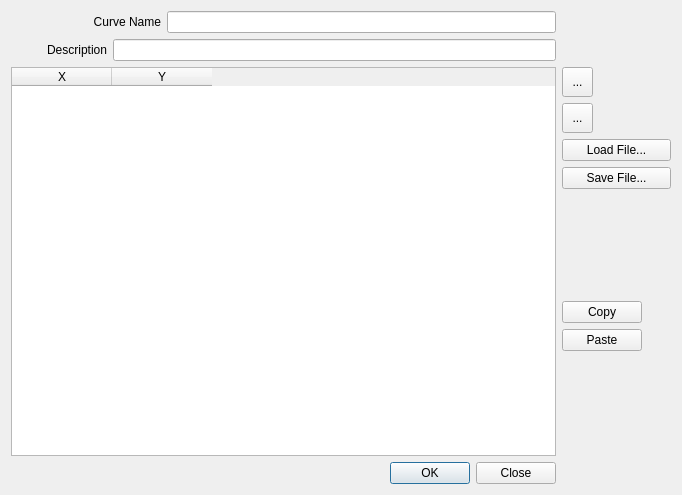
This is flo2d/ui/xy_curve_editor.ui in FLO-2DSoftware/qgis-flo-2d-plugin as Qt 5 draws it before an edit. The edited form follows.
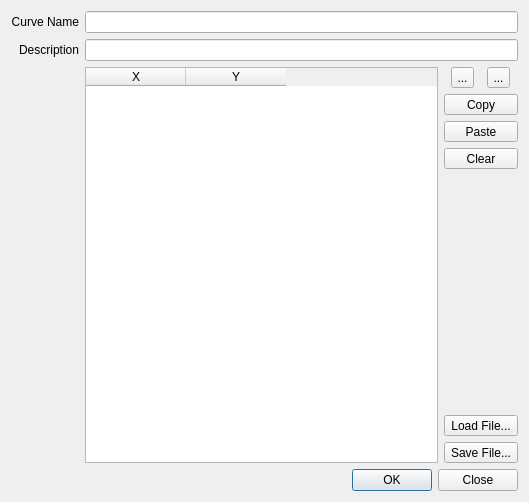
This is the edited form. Icons and pictures are not drawn.

Commit message:
Sd table widgets (#1322)
* Baseline pattern done

* External Inflow done

* Adjusted the ctrl c and ctrl v to the pattern

* Tidal Curve done

* Time series outfall and small fixes

* Small changes on the ui

* Fixed a bug of not addding correctly the data pasted.

* Fix the data type in each table column

* Fix the data types

```diff
--- a/flo2d/ui/xy_curve_editor.ui
+++ b/flo2d/ui/xy_curve_editor.ui
@@ -9,8 +9,8 @@
    <rect>
     <x>0</x>
     <y>0</y>
-    <width>682</width>
-    <height>495</height>
+    <width>529</width>
+    <height>502</height>
    </rect>
   </property>
   <property name="sizePolicy">
@@ -39,100 +39,28 @@
   </property>
   <layout class="QGridLayout" name="gridLayout">
    <item row="0" column="0">
-    <layout class="QHBoxLayout" name="horizontalLayout_2">
+    <layout class="QGridLayout" name="gridLayout_2">
      <property name="sizeConstraint">
       <enum>QLayout::SetMinimumSize</enum>
      </property>
-     <item>
-      <widget class="QLabel" name="label_2">
-       <property name="sizePolicy">
-        <sizepolicy hsizetype="Fixed" vsizetype="Fixed">
-         <horstretch>0</horstretch>
-         <verstretch>0</verstretch>
-        </sizepolicy>
-       </property>
-       <property name="minimumSize">
-        <size>
-         <width>150</width>
-         <height>19</height>
-        </size>
-       </property>
-       <property name="maximumSize">
-        <size>
-         <width>150</width>
-         <height>19</height>
-        </size>
-       </property>
-       <property name="font">
-        <font>
-         <family>Microsoft Sans Serif</family>
-         <italic>false</italic>
-        </font>
-       </property>
-       <property name="text">
-        <string>Curve Name</string>
-       </property>
-       <property name="alignment">
-        <set>Qt::AlignRight|Qt::AlignTrailing|Qt::AlignVCenter</set>
-       </property>
-       <property name="buddy">
-        <cstring>name_le</cstring>
-       </property>
-      </widget>
-     </item>
-     <item>
-      <widget class="QLineEdit" name="name_le">
-       <property name="enabled">
-        <bool>true</bool>
-       </property>
-       <property name="sizePolicy">
-        <sizepolicy hsizetype="Expanding" vsizetype="Fixed">
-         <horstretch>0</horstretch>
-         <verstretch>0</verstretch>
-        </sizepolicy>
-       </property>
-       <property name="minimumSize">
-        <size>
-         <width>300</width>
-         <height>22</height>
-        </size>
-       </property>
-       <property name="maximumSize">
-        <size>
-         <width>16777215</width>
-         <height>22</height>
-        </size>
-       </property>
-       <property name="clearButtonEnabled">
-        <bool>true</bool>
-       </property>
-      </widget>
-     </item>
-    </layout>
-   </item>
-   <item row="1" column="0">
-    <layout class="QHBoxLayout" name="horizontalLayout_3">
-     <property name="sizeConstraint">
-      <enum>QLayout::SetMinimumSize</enum>
-     </property>
-     <item>
+     <item row="1" column="0">
       <widget class="QLabel" name="label_3">
        <property name="sizePolicy">
-        <sizepolicy hsizetype="Minimum" vsizetype="Fixed">
+        <sizepolicy hsizetype="Preferred" vsizetype="Fixed">
          <horstretch>0</horstretch>
          <verstretch>0</verstretch>
         </sizepolicy>
        </property>
        <property name="minimumSize">
         <size>
-         <width>96</width>
-         <height>19</height>
+         <width>0</width>
+         <height>0</height>
         </size>
        </property>
        <property name="maximumSize">
         <size>
-         <width>96</width>
-         <height>19</height>
+         <width>16777215</width>
+         <height>16777215</height>
         </size>
        </property>
        <property name="font">
@@ -152,13 +80,39 @@
        </property>
       </widget>
      </item>
-     <item>
+     <item row="6" column="2" colspan="3">
+      <spacer name="verticalSpacer">
+       <property name="orientation">
+        <enum>Qt::Vertical</enum>
+       </property>
+       <property name="sizeHint" stdset="0">
+        <size>
+         <width>20</width>
+         <height>40</height>
+        </size>
+       </property>
+      </spacer>
+     </item>
+     <item row="3" column="2" colspan="3">
+      <widget class="QToolButton" name="copy_btn">
+       <property name="sizePolicy">
+        <sizepolicy hsizetype="Preferred" vsizetype="Fixed">
+         <horstretch>0</horstretch>
+         <verstretch>0</verstretch>
+        </sizepolicy>
+       </property>
+       <property name="text">
+        <string>Copy</string>
+       </property>
+      </widget>
+     </item>
+     <item row="1" column="1" colspan="4">
       <widget class="QLineEdit" name="description_le">
        <property name="enabled">
         <bool>true</bool>
        </property>
        <property name="sizePolicy">
-        <sizepolicy hsizetype="Expanding" vsizetype="Fixed">
+        <sizepolicy hsizetype="Preferred" vsizetype="Fixed">
          <horstretch>0</horstretch>
          <verstretch>0</verstretch>
         </sizepolicy>
@@ -180,169 +134,111 @@
        </property>
       </widget>
      </item>
-    </layout>
-   </item>
-   <item row="2" column="0">
-    <widget class="QTableWidget" name="curve_tblw">
-     <property name="sizePolicy">
-      <sizepolicy hsizetype="MinimumExpanding" vsizetype="Expanding">
-       <horstretch>0</horstretch>
-       <verstretch>0</verstretch>
-      </sizepolicy>
-     </property>
-     <property name="minimumSize">
-      <size>
-       <width>305</width>
-       <height>0</height>
-      </size>
-     </property>
-     <property name="inputMethodHints">
-      <set>Qt::ImhNone</set>
-     </property>
-     <property name="editTriggers">
-      <set>QAbstractItemView::AllEditTriggers</set>
-     </property>
-     <property name="alternatingRowColors">
-      <bool>false</bool>
-     </property>
-     <property name="selectionMode">
-      <enum>QAbstractItemView::ContiguousSelection</enum>
-     </property>
-     <property name="selectionBehavior">
-      <enum>QAbstractItemView::SelectRows</enum>
-     </property>
-     <property name="sortingEnabled">
-      <bool>false</bool>
-     </property>
-     <property name="rowCount">
-      <number>0</number>
-     </property>
-     <column>
-      <property name="text">
-       <string>X</string>
-      </property>
-     </column>
-     <column>
-      <property name="text">
-       <string>Y</string>
-      </property>
-     </column>
-    </widget>
-   </item>
-   <item row="2" column="1">
-    <layout class="QVBoxLayout" name="verticalLayout">
-     <item>
-      <widget class="QToolButton" name="add_data_btn">
-       <property name="minimumSize">
-        <size>
-         <width>31</width>
-         <height>30</height>
-        </size>
+     <item row="7" column="2" colspan="3">
+      <widget class="QToolButton" name="load_curve_btn">
+       <property name="sizePolicy">
+        <sizepolicy hsizetype="Preferred" vsizetype="Fixed">
+         <horstretch>0</horstretch>
+         <verstretch>0</verstretch>
+        </sizepolicy>
        </property>
-       <property name="maximumSize">
-        <size>
-         <width>31</width>
-         <height>30</height>
-        </size>
-       </property>
-       <property name="toolTip">
-        <string>Add row</string>
-       </property>
-       <property name="text">
-        <string>...</string>
-       </property>
-       <property name="icon">
-        <iconset>
-         <normaloff>../../../../../../.designer/img/mActionCapturePolygon.svg</normaloff>../../../../../../.designer/img/mActionCapturePolygon.svg</iconset>
-       </property>
-       <property name="iconSize">
-        <size>
-         <width>24</width>
-         <height>24</height>
-        </size>
-       </property>
-      </widget>
-     </item>
-     <item>
-      <widget class="QToolButton" name="delete_data_btn">
-       <property name="minimumSize">
-        <size>
-         <width>31</width>
-         <height>30</height>
-        </size>
-       </property>
-       <property name="maximumSize">
-        <size>
-         <width>31</width>
-         <height>30</height>
-        </size>
-       </property>
-       <property name="toolTip">
-        <string>Delete row</string>
-       </property>
-       <property name="text">
-        <string>...</string>
-       </property>
-       <property name="icon">
-        <iconset>
-         <normaloff>../../../../../../.designer/img/mActionCapturePolygon.svg</normaloff>../../../../../../.designer/img/mActionCapturePolygon.svg</iconset>
-       </property>
-       <property name="iconSize">
-        <size>
-         <width>24</width>
-         <height>24</height>
-        </size>
-       </property>
-      </widget>
-     </item>
-     <item>
-      <widget class="QPushButton" name="load_curve_btn">
        <property name="text">
         <string>Load File...</string>
        </property>
       </widget>
      </item>
-     <item>
-      <widget class="QPushButton" name="save_curve_btn">
+     <item row="0" column="1" colspan="4">
+      <widget class="QLineEdit" name="name_le">
+       <property name="enabled">
+        <bool>true</bool>
+       </property>
+       <property name="sizePolicy">
+        <sizepolicy hsizetype="Preferred" vsizetype="Fixed">
+         <horstretch>0</horstretch>
+         <verstretch>0</verstretch>
+        </sizepolicy>
+       </property>
+       <property name="minimumSize">
+        <size>
+         <width>300</width>
+         <height>22</height>
+        </size>
+       </property>
+       <property name="maximumSize">
+        <size>
+         <width>16777215</width>
+         <height>22</height>
+        </size>
+       </property>
+       <property name="clearButtonEnabled">
+        <bool>true</bool>
+       </property>
+      </widget>
+     </item>
+     <item row="8" column="2" colspan="3">
+      <widget class="QToolButton" name="save_curve_btn">
+       <property name="sizePolicy">
+        <sizepolicy hsizetype="Preferred" vsizetype="Fixed">
+         <horstretch>0</horstretch>
+         <verstretch>0</verstretch>
+        </sizepolicy>
+       </property>
        <property name="text">
         <string>Save File...</string>
        </property>
       </widget>
      </item>
-     <item>
-      <spacer name="verticalSpacer_6">
-       <property name="orientation">
-        <enum>Qt::Vertical</enum>
+     <item row="5" column="2" colspan="3">
+      <widget class="QToolButton" name="clear_btn">
+       <property name="sizePolicy">
+        <sizepolicy hsizetype="Preferred" vsizetype="Fixed">
+         <horstretch>0</horstretch>
+         <verstretch>0</verstretch>
+        </sizepolicy>
        </property>
-       <property name="sizeHint" stdset="0">
-        <size>
-         <width>17</width>
-         <height>70</height>
-        </size>
+       <property name="text">
+        <string>Clear</string>
        </property>
-      </spacer>
+      </widget>
      </item>
-     <item>
-      <widget class="QPushButton" name="copy_btn">
+     <item row="0" column="0">
+      <widget class="QLabel" name="label_2">
        <property name="sizePolicy">
-        <sizepolicy hsizetype="Fixed" vsizetype="Fixed">
+        <sizepolicy hsizetype="Preferred" vsizetype="Fixed">
          <horstretch>0</horstretch>
          <verstretch>0</verstretch>
         </sizepolicy>
        </property>
+       <property name="minimumSize">
+        <size>
+         <width>0</width>
+         <height>0</height>
+        </size>
+       </property>
+       <property name="maximumSize">
+        <size>
+         <width>16777215</width>
+         <height>16777215</height>
+        </size>
+       </property>
+       <property name="font">
+        <font>
+         <family>Microsoft Sans Serif</family>
+         <italic>false</italic>
+        </font>
+       </property>
        <property name="text">
-        <string>Copy</string>
+        <string>Curve Name</string>
        </property>
-       <property name="icon">
-        <iconset>
-         <normaloff>../img/copy.svg</normaloff>../img/copy.svg</iconset>
+       <property name="alignment">
+        <set>Qt::AlignRight|Qt::AlignTrailing|Qt::AlignVCenter</set>
        </property>
       </widget>
      </item>
-     <item>
-      <widget class="QPushButton" name="paste_btn">
+     <item row="4" column="2" colspan="3">
+      <widget class="QToolButton" name="paste_btn">
        <property name="sizePolicy">
-        <sizepolicy hsizetype="Fixed" vsizetype="Fixed">
+        <sizepolicy hsizetype="Preferred" vsizetype="Fixed">
          <horstretch>0</horstretch>
          <verstretch>0</verstretch>
         </sizepolicy>
@@ -350,37 +246,160 @@
        <property name="text">
         <string>Paste</string>
        </property>
-       <property name="icon">
-        <iconset>
-         <normaloff>../img/paste.svg</normaloff>../img/paste.svg</iconset>
+      </widget>
+     </item>
+     <item row="2" column="2" colspan="3">
+      <layout class="QGridLayout" name="gridLayout_3">
+       <item row="0" column="0">
+        <widget class="QToolButton" name="add_data_btn">
+         <property name="sizePolicy">
+          <sizepolicy hsizetype="Preferred" vsizetype="Fixed">
+           <horstretch>0</horstretch>
+           <verstretch>0</verstretch>
+          </sizepolicy>
+         </property>
+         <property name="minimumSize">
+          <size>
+           <width>0</width>
+           <height>0</height>
+          </size>
+         </property>
+         <property name="maximumSize">
+          <size>
+           <width>23</width>
+           <height>23</height>
+          </size>
+         </property>
+         <property name="toolTip">
+          <string>Add row</string>
+         </property>
+         <property name="text">
+          <string>...</string>
+         </property>
+         <property name="icon">
+          <iconset>
+           <normaloff>../../../../../../.designer/img/mActionCapturePolygon.svg</normaloff>../../../../../../.designer/img/mActionCapturePolygon.svg</iconset>
+         </property>
+         <property name="iconSize">
+          <size>
+           <width>24</width>
+           <height>24</height>
+          </size>
+         </property>
+        </widget>
+       </item>
+       <item row="0" column="1">
+        <widget class="QToolButton" name="delete_data_btn">
+         <property name="sizePolicy">
+          <sizepolicy hsizetype="Preferred" vsizetype="Fixed">
+           <horstretch>0</horstretch>
+           <verstretch>0</verstretch>
+          </sizepolicy>
+         </property>
+         <property name="minimumSize">
+          <size>
+           <width>0</width>
+           <height>0</height>
+          </size>
+         </property>
+         <property name="maximumSize">
+          <size>
+           <width>23</width>
+           <height>23</height>
+          </size>
+         </property>
+         <property name="toolTip">
+          <string>Delete row</string>
+         </property>
+         <property name="text">
+          <string>...</string>
+         </property>
+         <property name="icon">
+          <iconset>
+           <normaloff>../../../../../../.designer/img/mActionCapturePolygon.svg</normaloff>../../../../../../.designer/img/mActionCapturePolygon.svg</iconset>
+         </property>
+         <property name="iconSize">
+          <size>
+           <width>24</width>
+           <height>24</height>
+          </size>
+         </property>
+        </widget>
+       </item>
+      </layout>
+     </item>
+     <item row="2" column="1" rowspan="7">
+      <widget class="QTableWidget" name="curve_tblw">
+       <property name="sizePolicy">
+        <sizepolicy hsizetype="MinimumExpanding" vsizetype="Expanding">
+         <horstretch>0</horstretch>
+         <verstretch>0</verstretch>
+        </sizepolicy>
        </property>
+       <property name="minimumSize">
+        <size>
+         <width>250</width>
+         <height>0</height>
+        </size>
+       </property>
+       <property name="inputMethodHints">
+        <set>Qt::ImhNone</set>
+       </property>
+       <property name="editTriggers">
+        <set>QAbstractItemView::AllEditTriggers</set>
+       </property>
+       <property name="alternatingRowColors">
+        <bool>false</bool>
+       </property>
+       <property name="selectionMode">
+        <enum>QAbstractItemView::ContiguousSelection</enum>
+       </property>
+       <property name="selectionBehavior">
+        <enum>QAbstractItemView::SelectRows</enum>
+       </property>
+       <property name="sortingEnabled">
+        <bool>false</bool>
+       </property>
+       <property name="rowCount">
+        <number>0</number>
+       </property>
+       <column>
+        <property name="text">
+         <string>X</string>
+        </property>
+       </column>
+       <column>
+        <property name="text">
+         <string>Y</string>
+        </property>
+       </column>
       </widget>
      </item>
-     <item>
-      <spacer name="verticalSpacer">
+     <item row="2" column="0" rowspan="7">
+      <spacer name="verticalSpacer_2">
        <property name="orientation">
         <enum>Qt::Vertical</enum>
        </property>
        <property name="sizeHint" stdset="0">
         <size>
-         <width>109</width>
-         <height>13</height>
+         <width>20</width>
+         <height>40</height>
         </size>
        </property>
       </spacer>
      </item>
+     <item row="9" column="0" colspan="5">
+      <widget class="QDialogButtonBox" name="curve_buttonBox">
+       <property name="orientation">
+        <enum>Qt::Horizontal</enum>
+       </property>
+       <property name="standardButtons">
+        <set>QDialogButtonBox::Close|QDialogButtonBox::Ok</set>
+       </property>
+      </widget>
+     </item>
     </layout>
    </item>
-   <item row="3" column="0">
-    <widget class="QDialogButtonBox" name="curve_buttonBox">
-     <property name="orientation">
-      <enum>Qt::Horizontal</enum>
-     </property>
-     <property name="standardButtons">
-      <set>QDialogButtonBox::Close|QDialogButtonBox::Ok</set>
-     </property>
-    </widget>
-   </item>
   </layout>
  </widget>
  <tabstops>
```
Left out of the diff: 5 changed lines with no effect on the pictures. The commit also changes 8 other files.
